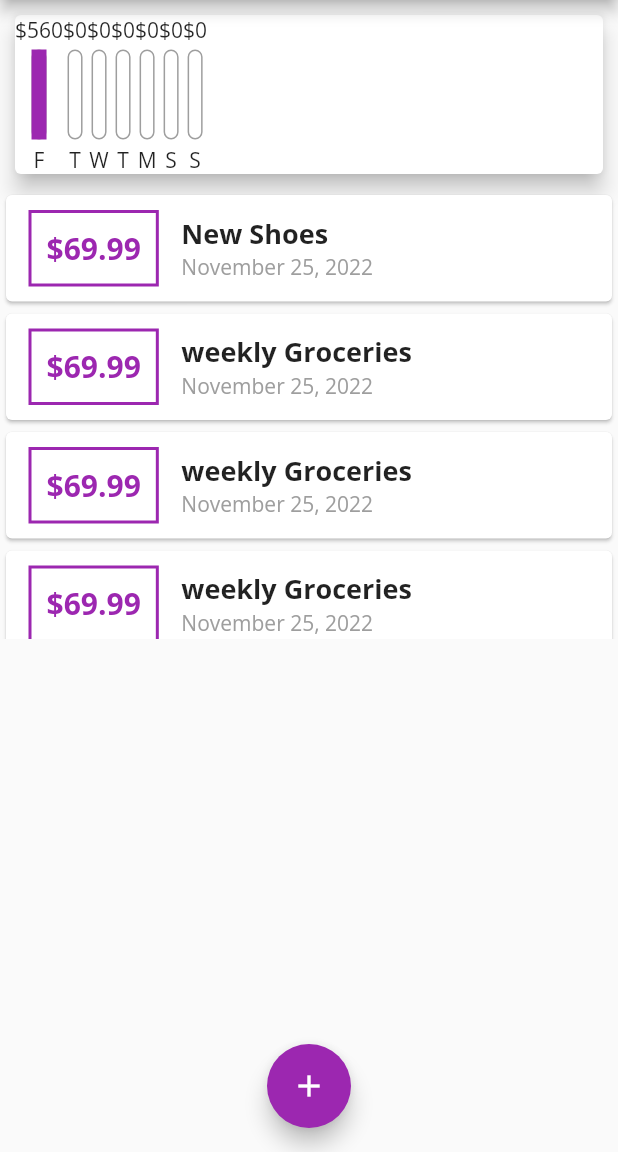
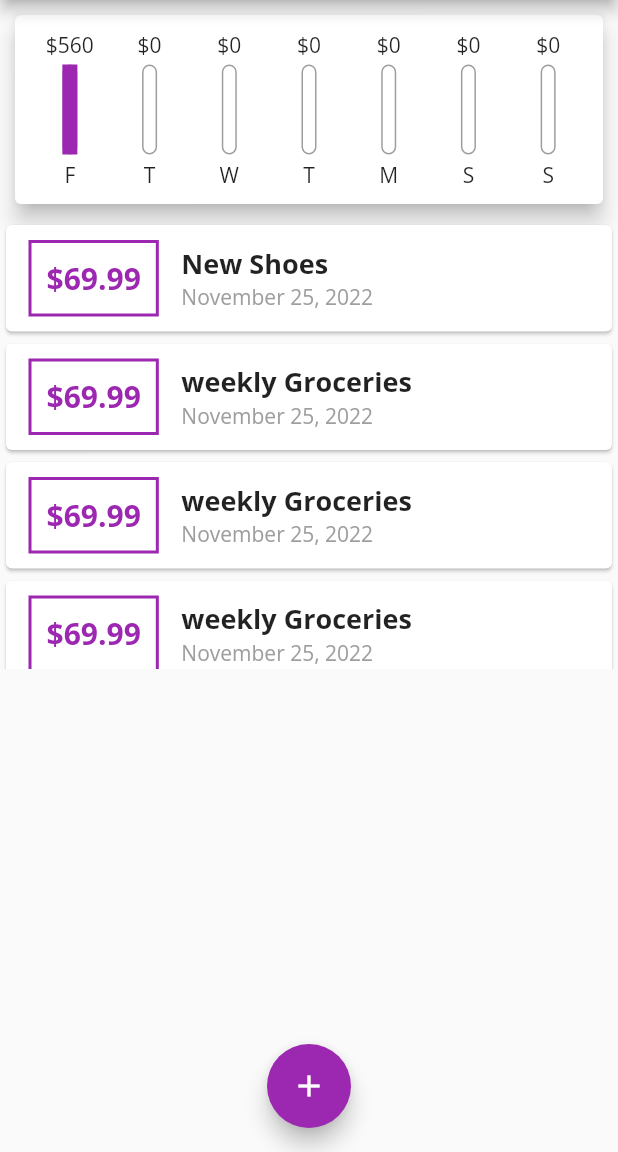
Before and after one commit to a-jalilian66/personal_expenses_flutter, a Flutter app: the screen it shows after launch, on a phone screen of 412 x 824 dp, the part 84-1236 px from its top. Run offline on Flutter 3.47's test engine with Material 2 defaults, Android fonts, the phone set to English and light mode, and no system bars.

Commit message:
add => Finishing the Chart Bars

```diff
--- a/lib/widgets/chart.dart
+++ b/lib/widgets/chart.dart
@@ -35,21 +35,24 @@ class Chart extends StatelessWidget {
 
   @override
   Widget build(BuildContext context) {
-    print('**********');
-    print(groupedTransactionValues);
     return Card(
       elevation: 6,
       margin: EdgeInsets.all(10),
+      child: Padding(
+        padding: EdgeInsets.all(10),
         child: Row(
+          mainAxisAlignment: MainAxisAlignment.spaceAround,
           children: groupedTransactionValues.map((data) {
-
-
-          return ChartBar(
+            return Flexible(
+              fit: FlexFit.tight,
+                child: ChartBar(
                   label:  (data['day'] as String),
                   spendingAmount: (data['amount'] as double),
                   spendingPctOfTotal: totalSpending == 0.0 ? 0.0 : (data['amount'] as double) / totalSpending,
+                )
             );
           }).toList(),
+        ),
       ),
     );
   }
--- a/lib/widgets/chart_bar.dart
+++ b/lib/widgets/chart_bar.dart
@@ -11,7 +11,7 @@ class ChartBar extends StatelessWidget {
   Widget build(BuildContext context) {
     return Column(
       children: [
-        Text('\$${spendingAmount.toStringAsFixed(0)}'),
+        FittedBox(child: Text('\$${spendingAmount.toStringAsFixed(0)}')),
         SizedBox(height: 4,),
         Container(
           height: 60,
```
Lines whose indentation alone changed are shown as unchanged.
